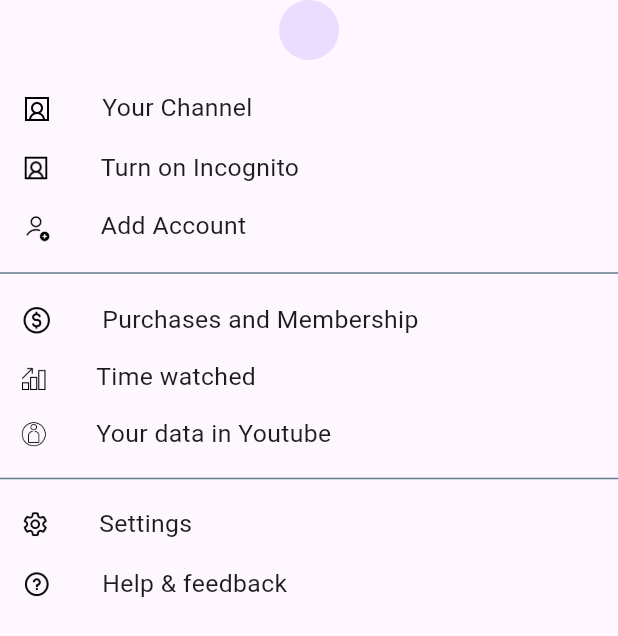
After one commit to yashXc0des/Youtubecloneinflutter, a Flutter app: the Account_Page screen opened directly, on a phone screen of 412 x 824 dp. The commit adds this screen. Shown: the top 636 px of the screen. Run offline on Flutter 3.47's test engine with Material 3 defaults, Android fonts, the phone set to English and light mode, and no system bars; our stand-ins replace cached_network_image, cloud_firestore, firebase_auth, firebase_core, firebase_storage, flutter_riverpod and 3 more; missing offline and left inert: video_editor; accounts and stored records are empty; network calls fail.

Commit message:
changes done on 10-08-2024

```diff
--- /dev/null
+++ b/lib/features/account/acoount_page.dart
@@ -0,0 +1,26 @@
+import 'package:cached_network_image/cached_network_image.dart';
+import 'package:firebase_auth/firebase_auth.dart';
+import 'package:flutter/material.dart';
+import 'package:youtubeclonenow2/features/account/items.dart';
+class Account_Page extends StatelessWidget {
+  const Account_Page({super.key});
+
+  @override
+  Widget build(BuildContext context) {
+    return const Scaffold(
+      body: SafeArea(
+        child: Column(
+          children: [
+            CircleAvatar(
+              //backgroundImage: CachedNetworkImageProvider(),
+            ),
+            Padding(
+              padding: EdgeInsets.only(top: 15),
+              child: Items(),
+            )
+          ],
+        ),
+      ),
+    );
+  }
+}
--- a/lib/features/account/items.dart
+++ b/lib/features/account/items.dart
@@ -1,5 +1,6 @@
 import 'package:flutter/material.dart';
 import '../../cores/widgets/image_item.dart';
+import '../channel/my_channel/pages/my_channel_screen.dart';
 
 class Items extends StatelessWidget {
   const Items({super.key});
@@ -13,7 +14,9 @@
             height: 35,
             child: ImageItem(
               imageName: "your-channel.png",
-              itemClicked: () {},
+              itemClicked: () {
+                Navigator.push(context, MaterialPageRoute(builder: (context)=>MyChannelScreen()));
+              },
               itemText: "Your Channel",
               haveColor: false,
             ),
--- a/lib/home_page.dart
+++ b/lib/home_page.dart
@@ -8,7 +8,7 @@
 import 'package:youtubeclonenow2/features/upload/upload_bottom_sheet.dart';
 import 'package:youtubeclonenow2/page_list.dart';
 import 'cores/widgets/image_button.dart';
-import 'features/channel/my_channel/pages/my_channel_screen.dart';
+import 'features/account/acoount_page.dart';
 import 'features/content/bottom_navigation.dart';
 class HomePage extends StatefulWidget {
   const HomePage({super.key});
@@ -76,7 +76,7 @@
                           ),
                           onTap: () {
                             Navigator.push(
-                              context, MaterialPageRoute(builder: (context) => MyChannelScreen(),
+                              context, MaterialPageRoute(builder: (context) => Account_Page(),
                               ),
                             );
                           },),
```
